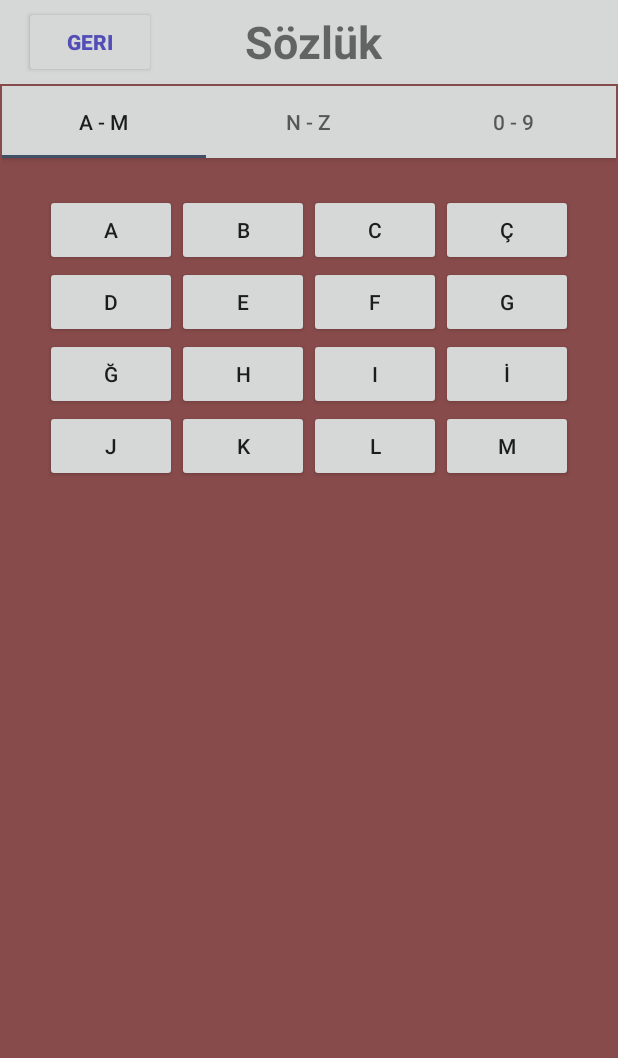
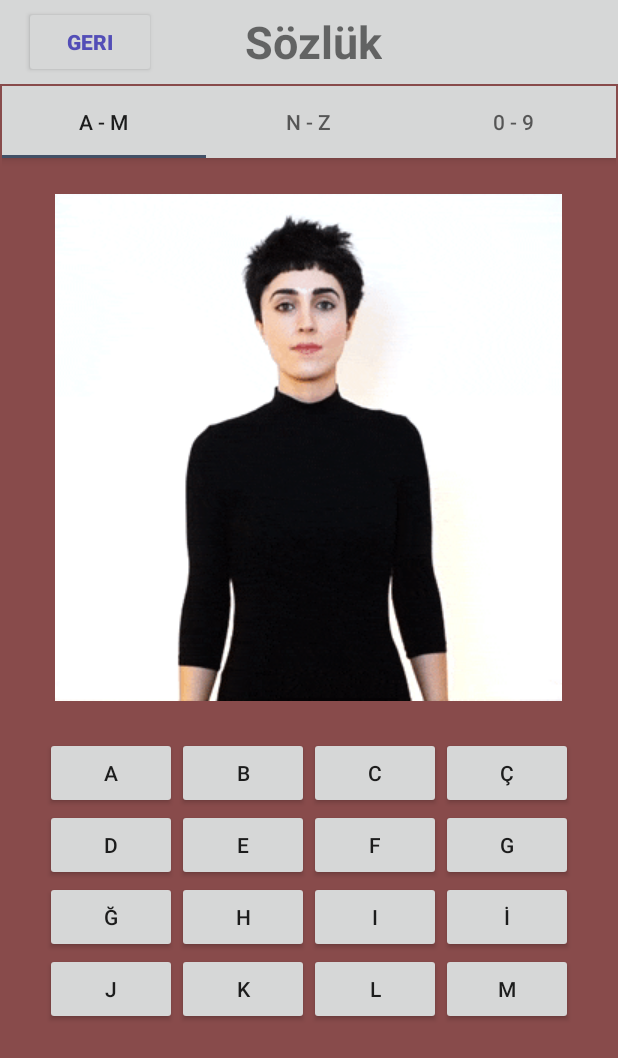
Before and after one commit to BatuhanGunes/signLanguageConverter-Android, an Android app: the Tab1 screen opened directly, with no data from a screen before it, on a phone screen of 412 x 824 dp. Shown: the top 1058 px of the screen. Run offline under Robolectric (Android 15) with nearby library versions, the phone set to English and light mode, and no system bars.

Commit message:
Change tab1 fragment desing

```diff
--- a/android/app/src/main/res/layout/fragment_tab1.xml
+++ b/android/app/src/main/res/layout/fragment_tab1.xml
@@ -8,12 +8,25 @@
 
     <!-- TODO: Update blank fragment layout -->
 
+    <LinearLayout
+        android:layout_width="match_parent"
+        android:layout_height="match_parent"
+        android:orientation="vertical">
+
+        <pl.droidsonroids.gif.GifImageView
+            android:id="@+id/gifImageViewSign"
+            android:layout_width="wrap_content"
+            android:layout_height="wrap_content"
+            android:layout_gravity="center_horizontal"
+            android:layout_marginTop="24dp"
+            android:src="@drawable/sign_a"/>
+
         <androidx.gridlayout.widget.GridLayout
             android:layout_width="wrap_content"
             android:layout_height="wrap_content"
-        android:layout_marginTop="24dp"
             android:layout_gravity="center_horizontal"
             android:layout_marginStart="0dp"
+            android:layout_marginTop="24dp"
             app:columnCount="4"
             app:rowCount="4">
 
@@ -74,7 +87,7 @@
                 app:layout_row="1" />
 
             <Button
-            android:id="@+id/G"
+                android:id="@+id/buttonG"
                 android:layout_width="wrap_content"
                 android:layout_height="wrap_content"
                 android:text="@string/g"
@@ -145,5 +158,6 @@
                 app:layout_column="3"
                 app:layout_row="3" />
         </androidx.gridlayout.widget.GridLayout>
+    </LinearLayout>
 
 </FrameLayout>
```
Lines whose indentation alone changed are shown as unchanged.
